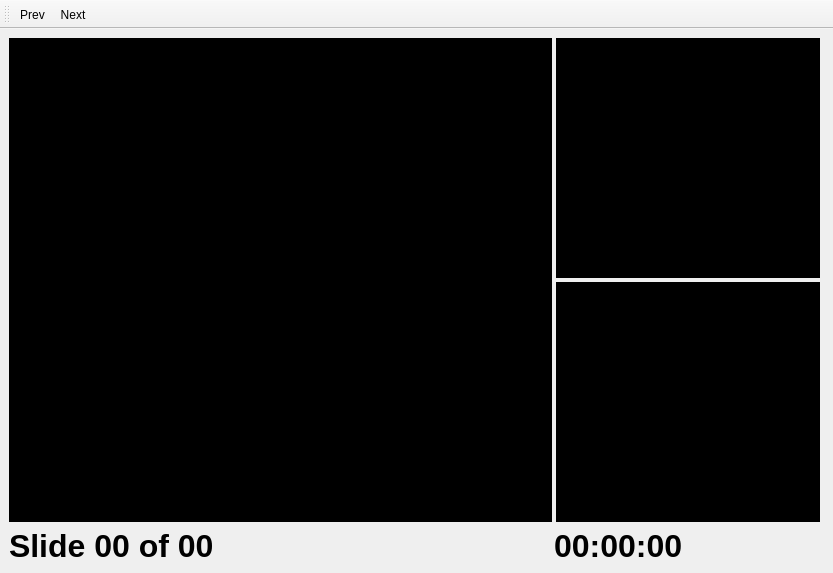
The window that forms/controlWindow.ui (wessnerj/qSlides) describes before a commit, drawn with Qt 5.
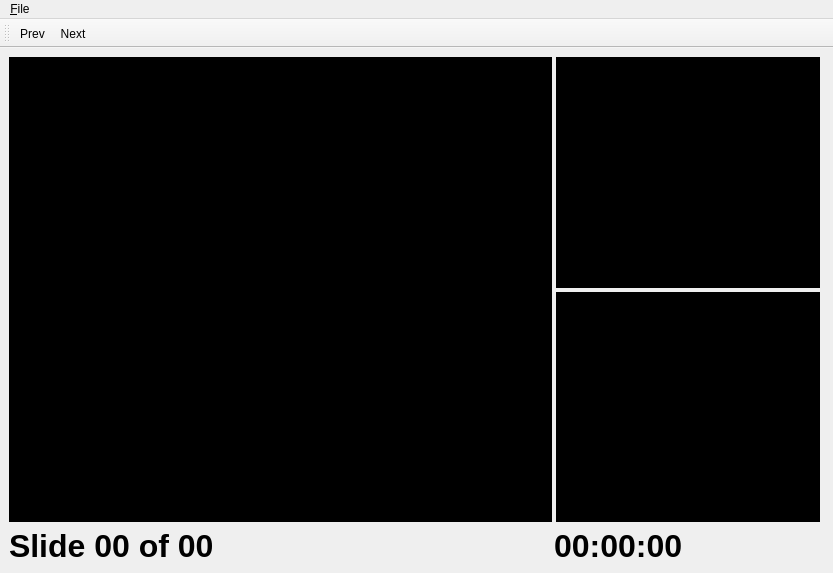
The same window after the commit.

Commit message: Closing of window leads to program exit now

What changed in the file:
```diff
--- a/forms/controlWindow.ui
+++ b/forms/controlWindow.ui
@@ -183,6 +183,23 @@
    <addaction name="actionPrev"/>
    <addaction name="actionNext"/>
   </widget>
+  <widget class="QMenuBar" name="menuBar">
+   <property name="geometry">
+    <rect>
+     <x>0</x>
+     <y>0</y>
+     <width>833</width>
+     <height>20</height>
+    </rect>
+   </property>
+   <widget class="QMenu" name="menu_File">
+    <property name="title">
+     <string>&amp;File</string>
+    </property>
+    <addaction name="actionE_xit"/>
+   </widget>
+   <addaction name="menu_File"/>
+  </widget>
   <action name="actionPrev">
    <property name="text">
     <string>Prev</string>
```
Left out of the diff: 24 changed lines with no effect on the pictures. The commit also changes 4 other files.
